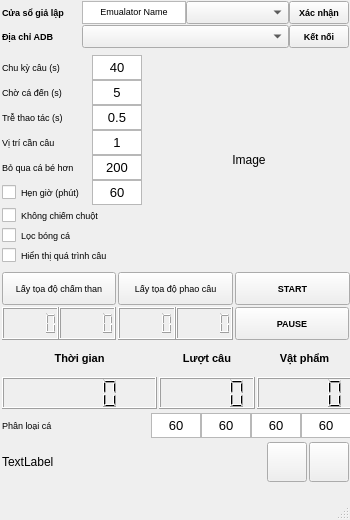
Qt form qt_designer/UiMainWindow.ui (hung-hust-97/NTH-Auto-Game) before a commit.
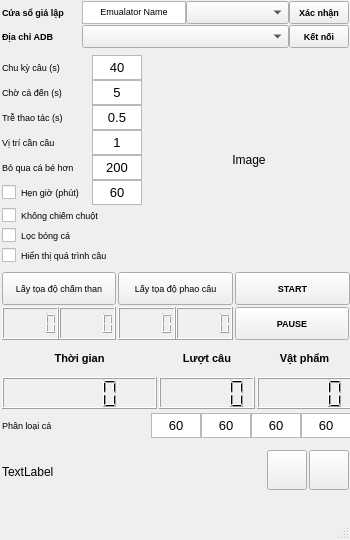
The same form after that commit.

Diff of the .ui file:
```diff
--- a/qt_designer/UiMainWindow.ui
+++ b/qt_designer/UiMainWindow.ui
@@ -7,7 +7,7 @@
     <x>0</x>
     <y>0</y>
     <width>350</width>
-    <height>520</height>
+    <height>540</height>
    </rect>
   </property>
   <property name="minimumSize">
@@ -19,7 +19,7 @@
   <property name="maximumSize">
    <size>
     <width>350</width>
-    <height>520</height>
+    <height>540</height>
    </size>
   </property>
   <property name="windowTitle">
@@ -32,7 +32,7 @@
       <x>0</x>
       <y>440</y>
       <width>351</width>
-      <height>44</height>
+      <height>61</height>
      </rect>
     </property>
     <layout class="QHBoxLayout" name="row6">
@@ -62,13 +62,13 @@
        <property name="minimumSize">
         <size>
          <width>0</width>
-         <height>40</height>
+         <height>60</height>
         </size>
        </property>
        <property name="maximumSize">
         <size>
          <width>16777215</width>
-         <height>40</height>
+         <height>60</height>
         </size>
        </property>
        <property name="text">
```
